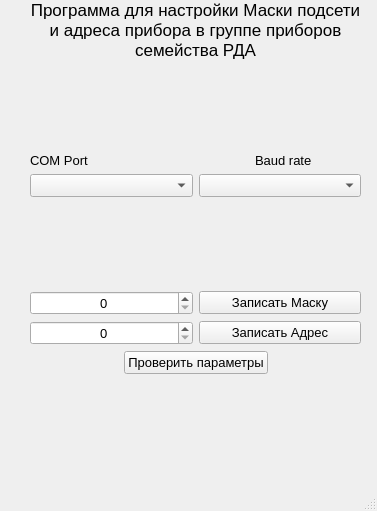
Before: the Qt Designer form mainwindow.ui in VladimirNagaev/rda-etherium, drawn with Qt 5.
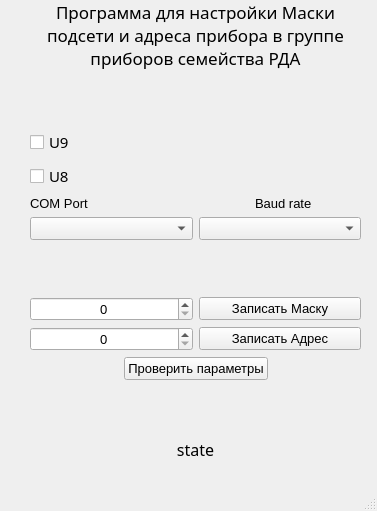
After: the same form once the commit is applied.

Commit message: com port is done

```diff
--- a/mainwindow.ui
+++ b/mainwindow.ui
@@ -30,25 +30,18 @@
      </rect>
     </property>
     <layout class="QGridLayout" name="gridLayout_2">
-     <item row="0" column="0" colspan="3">
-      <widget class="QLabel" name="label">
+     <item row="4" column="2">
+      <widget class="QLabel" name="baudLable">
        <property name="font">
         <font>
-         <family>MS Sans Serif</family>
-         <pointsize>13</pointsize>
+         <pointsize>10</pointsize>
         </font>
        </property>
        <property name="acceptDrops">
         <bool>false</bool>
        </property>
        <property name="text">
-        <string>Программа для настройки Маски подсети и адреса прибора в группе приборов семейства РДА</string>
-       </property>
-       <property name="alignment">
-        <set>Qt::AlignCenter</set>
-       </property>
-       <property name="wordWrap">
-        <bool>true</bool>
+        <string>Baud rate</string>
        </property>
       </widget>
      </item>
@@ -65,66 +58,7 @@
        </property>
       </spacer>
      </item>
-     <item row="2" column="0">
-      <widget class="QLabel" name="comLable">
-       <property name="font">
-        <font>
-         <pointsize>10</pointsize>
-        </font>
-       </property>
-       <property name="text">
-        <string>COM Port</string>
-       </property>
-      </widget>
-     </item>
-     <item row="2" column="2">
-      <widget class="QLabel" name="baudLable">
-       <property name="font">
-        <font>
-         <pointsize>10</pointsize>
-        </font>
-       </property>
-       <property name="text">
-        <string>Baud rate</string>
-       </property>
-      </widget>
-     </item>
-     <item row="3" column="0" colspan="3">
-      <layout class="QHBoxLayout" name="horizontalLayout_2">
-       <item>
-        <widget class="QComboBox" name="box_available_ports">
-         <property name="font">
-          <font>
-           <pointsize>10</pointsize>
-          </font>
-         </property>
-        </widget>
-       </item>
-       <item>
-        <widget class="QComboBox" name="baudRateCb">
-         <property name="font">
-          <font>
-           <pointsize>10</pointsize>
-          </font>
-         </property>
-        </widget>
-       </item>
-      </layout>
-     </item>
-     <item row="4" column="1">
-      <spacer name="verticalSpacer_2">
-       <property name="orientation">
-        <enum>Qt::Vertical</enum>
-       </property>
-       <property name="sizeHint" stdset="0">
-        <size>
-         <width>58</width>
-         <height>18</height>
-        </size>
-       </property>
-      </spacer>
-     </item>
-     <item row="5" column="0" colspan="3">
+     <item row="7" column="0" colspan="3">
       <layout class="QGridLayout" name="gridLayout">
        <item row="0" column="0">
         <widget class="QSpinBox" name="spinBox">
@@ -176,7 +110,89 @@
        </item>
       </layout>
      </item>
-     <item row="6" column="0" colspan="3">
+     <item row="9" column="0" colspan="2">
+      <spacer name="verticalSpacer">
+       <property name="orientation">
+        <enum>Qt::Vertical</enum>
+       </property>
+       <property name="sizeHint" stdset="0">
+        <size>
+         <width>20</width>
+         <height>40</height>
+        </size>
+       </property>
+      </spacer>
+     </item>
+     <item row="2" column="0">
+      <widget class="QCheckBox" name="u9_Cheskbox">
+       <property name="font">
+        <font>
+         <family>Aveny T</family>
+         <pointsize>11</pointsize>
+        </font>
+       </property>
+       <property name="text">
+        <string>U9</string>
+       </property>
+      </widget>
+     </item>
+     <item row="5" column="0" colspan="3">
+      <layout class="QHBoxLayout" name="horizontalLayout_2">
+       <item>
+        <widget class="QComboBox" name="box_available_ports">
+         <property name="font">
+          <font>
+           <pointsize>10</pointsize>
+          </font>
+         </property>
+        </widget>
+       </item>
+       <item>
+        <widget class="QComboBox" name="baudRateCb">
+         <property name="font">
+          <font>
+           <pointsize>10</pointsize>
+          </font>
+         </property>
+        </widget>
+       </item>
+      </layout>
+     </item>
+     <item row="0" column="0" colspan="3">
+      <widget class="QLabel" name="label">
+       <property name="font">
+        <font>
+         <family>Aveny T</family>
+         <pointsize>13</pointsize>
+        </font>
+       </property>
+       <property name="acceptDrops">
+        <bool>false</bool>
+       </property>
+       <property name="text">
+        <string>Программа для настройки Маски подсети и адреса прибора в группе приборов семейства РДА</string>
+       </property>
+       <property name="alignment">
+        <set>Qt::AlignCenter</set>
+       </property>
+       <property name="wordWrap">
+        <bool>true</bool>
+       </property>
+      </widget>
+     </item>
+     <item row="4" column="0">
+      <widget class="QLabel" name="comLable">
+       <property name="font">
+        <font>
+         <pointsize>10</pointsize>
+        </font>
+       </property>
+       <property name="text">
+        <string>COM Port</string>
+       </property>
+      </widget>
+     </item>
+     <item row="8" column="0" colspan="3">
       <layout class="QHBoxLayout" name="horizontalLayout">
        <item>
         <spacer name="horizontalSpacer">
@@ -218,8 +234,8 @@
        </item>
       </layout>
      </item>
-     <item row="7" column="0" colspan="2">
-      <spacer name="verticalSpacer">
+     <item row="6" column="1">
+      <spacer name="verticalSpacer_2">
        <property name="orientation">
         <enum>Qt::Vertical</enum>
        </property>
@@ -231,6 +247,45 @@
        </property>
       </spacer>
      </item>
+     <item row="3" column="0">
+      <widget class="QCheckBox" name="u8_Cheskbox">
+       <property name="font">
+        <font>
+         <family>Aveny T</family>
+         <pointsize>11</pointsize>
+         <kerning>true</kerning>
+        </font>
+       </property>
+       <property name="text">
+        <string>U8</string>
+       </property>
+      </widget>
+     </item>
+     <item row="10" column="0" colspan="3">
+      <widget class="QLabel" name="stateLable">
+       <property name="font">
+        <font>
+         <family>Aveny T</family>
+         <pointsize>12</pointsize>
+        </font>
+       </property>
+       <property name="whatsThis">
+        <string extracomment="Tehnical info"/>
+       </property>
+       <property name="text">
+        <string>state</string>
+       </property>
+       <property name="alignment">
+        <set>Qt::AlignCenter</set>
+       </property>
+       <property name="wordWrap">
+        <bool>true</bool>
+       </property>
+       <property name="openExternalLinks">
+        <bool>false</bool>
+       </property>
+      </widget>
+     </item>
     </layout>
    </widget>
   </widget>
```
Left out of the diff: 7 changed lines with no effect on the pictures. The commit also changes 3 other files.
